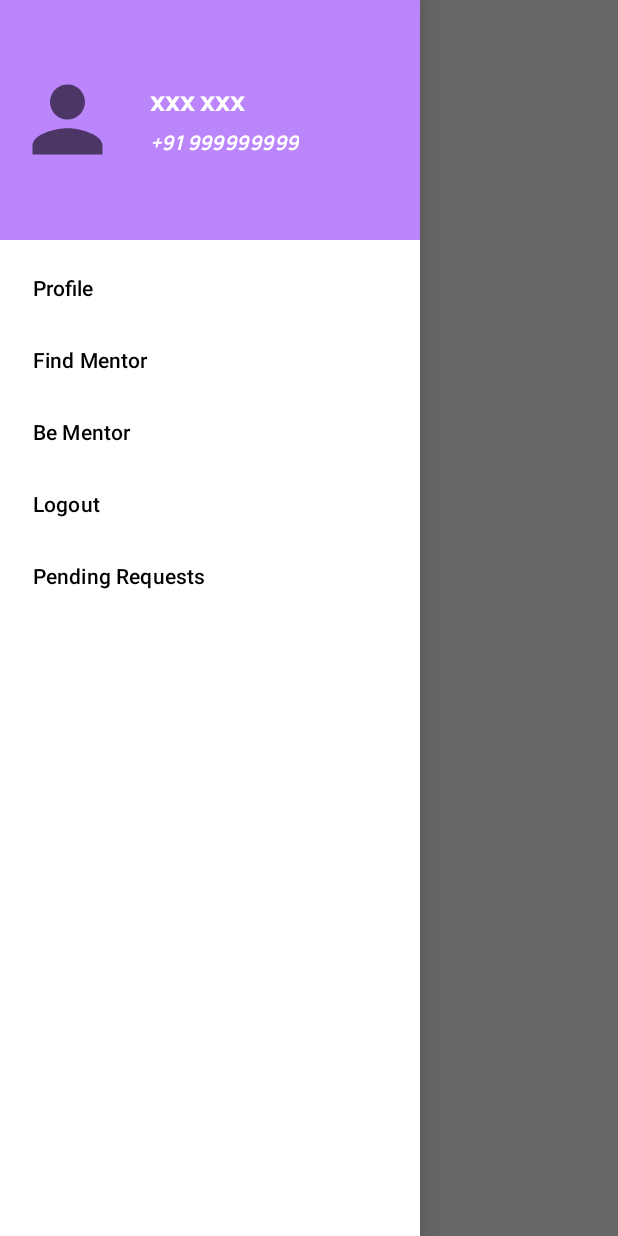
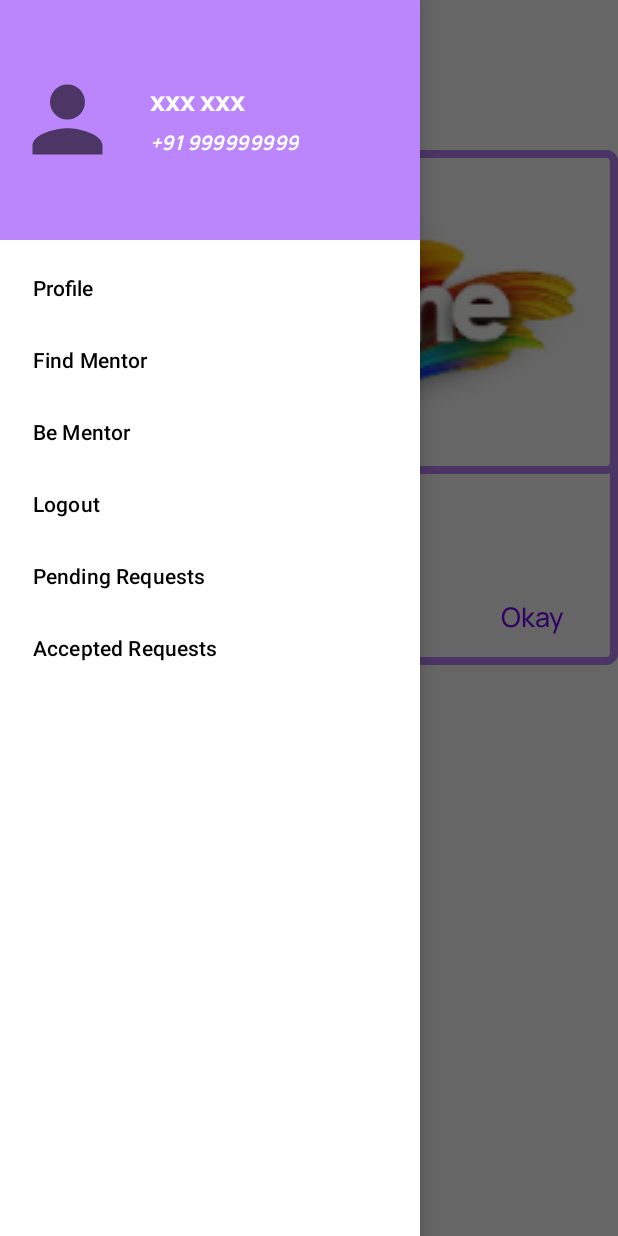
Before and after one commit to ankitsingh4264/CarrerGuide, an Android app: the HomeFragment screen opened directly, with no data from a screen before it, with the side drawer open, on a phone screen of 412 x 824 dp. Run offline under Robolectric (Android 15) with nearby library versions, the phone set to English and light mode, and no system bars; our stand-ins replace Firebase (no records; nobody signed in at launch, a user with empty details on screens opened directly), navigation-ui; 4 statements that could not run were skipped.

Commit message:
Accepted Request

```diff
--- a/app/src/main/java/com/example/careerguide/Home/HomeFragment.kt
+++ b/app/src/main/java/com/example/careerguide/Home/HomeFragment.kt
@@ -1,21 +1,22 @@
 package com.example.careerguide.Home
 
 import android.os.Bundle
-import android.view.LayoutInflater
-import android.view.MenuItem
-import android.view.View
-import android.view.ViewGroup
+import android.view.*
 import android.widget.Toast
 import androidx.appcompat.app.ActionBarDrawerToggle
 import androidx.core.view.GravityCompat
+import androidx.drawerlayout.widget.DrawerLayout
 import androidx.fragment.app.Fragment
 import com.example.careerguide.MainActivity
 import com.example.careerguide.R
 import com.google.android.material.navigation.NavigationView
+import kotlinx.android.synthetic.main.activity_main.*
 import kotlinx.android.synthetic.main.fragment_home.*
 
 
 class HomeFragment : Fragment(){
+
+
 
     override fun onCreateView(
         inflater: LayoutInflater, container: ViewGroup?,
@@ -34,9 +35,9 @@ class HomeFragment : Fragment(){
         (activity as MainActivity).setVisibleNav()
 
 
-
-
-
+        button_nav_open.setOnClickListener {
+            drawerlayout.openDrawer(Gravity.LEFT)
+        }
     }
 
 
--- /dev/null
+++ b/app/src/main/res/drawable/ic_baseline_menu_24.xml
@@ -0,0 +1,10 @@
+<vector xmlns:android="http://schemas.android.com/apk/res/android"
+    android:width="24dp"
+    android:height="24dp"
+    android:viewportWidth="24"
+    android:viewportHeight="24"
+    android:tint="?attr/colorControlNormal">
+  <path
+      android:fillColor="@android:color/white"
+      android:pathData="M3,18h18v-2L3,16v2zM3,13h18v-2L3,11v2zM3,6v2h18L21,6L3,6z"/>
+</vector>
--- a/app/src/main/res/layout/fragment_home.xml
+++ b/app/src/main/res/layout/fragment_home.xml
@@ -1,35 +1,94 @@
 <?xml version="1.0" encoding="utf-8"?>
-<androidx.drawerlayout.widget.DrawerLayout xmlns:android="http://schemas.android.com/apk/res/android"
-    xmlns:tools="http://schemas.android.com/tools"
+
+<RelativeLayout
+    xmlns:android="http://schemas.android.com/apk/res/android"
     android:layout_width="match_parent"
-    android:layout_height="match_parent"
-    xmlns:app="http://schemas.android.com/apk/res-auto"
-    tools:context=".Home.HomeFragment"
-    tools:openDrawer="left"
-    android:id="@+id/drawerlayout">
-<!--    <com.google.android.material.navigation.NavigationView-->
-<!--        android:layout_width="wrap_content"-->
-<!--        android:layout_height="match_parent"-->
-<!--        android:id="@+id/navigation"-->
-<!--        app:menu="@menu/nav_menu"-->
-<!--        android:layout_gravity="left"-->
-<!--        app:headerLayout="@layout/header"-->
-<!--        ></com.google.android.material.navigation.NavigationView>-->
+    android:layout_height="wrap_content">
+
+    <ImageView
+        android:id="@+id/button_nav_open"
+        android:layout_width="30dp"
+        android:layout_height="30dp"
+        android:src="@drawable/ic_baseline_menu_24"
+        android:layout_marginTop="20dp"
+        android:background="@color/purple_200"
+        android:layout_marginLeft="20dp"
+        />
+
     <RelativeLayout
         android:layout_width="match_parent"
-        android:layout_height="match_parent">
+        android:layout_height="wrap_content"
+        android:layout_marginTop="100dp"
+        android:background="@drawable/round_less_edge">
+
+    <RelativeLayout
+        android:id="@+id/welcome_id"
+        android:layout_width="match_parent"
+        android:layout_height="wrap_content"
+        android:background="@drawable/round_less_edge">
+        <ImageView
+            android:layout_width="match_parent"
+            android:layout_height="200dp"
+            android:src="@drawable/welcome"
+            android:contentDescription="Welcome Image"
+            android:layout_marginHorizontal="16dp"
+            android:layout_marginTop="16dp"
+            />
+    </RelativeLayout>
+
+    <RelativeLayout
+        android:layout_width="match_parent"
+        android:orientation="vertical"
+        android:layout_below="@id/welcome_id"
+        android:layout_height="wrap_content"
+        android:layout_marginBottom="8dp">
+
         <TextView
+            android:id="@+id/text1"
+            android:layout_width="match_parent"
+            android:layout_height="wrap_content"
+            android:text="Hi!"
+            android:textColor="@color/purple_900"
+            android:fontFamily="@font/manrope_bold"
+            android:layout_marginTop="8dp"
+            android:textSize="18sp"
+            android:layout_marginHorizontal="16dp"
+            />
+        <TextView
+            android:id="@+id/text2"
+            android:layout_width="match_parent"
+            android:layout_height="wrap_content"
+            android:text="@string/welcome_msg"
+            android:layout_marginTop="18dp"
+            android:textSize="14sp"
+            android:layout_below="@id/text1"
+            android:fontFamily="@font/manrope_medium"
+            android:textColor="@color/purple_900"
+            android:layout_marginHorizontal="16dp"
+
+            />
+
+        <com.google.android.material.button.MaterialButton
             android:layout_width="wrap_content"
             android:layout_height="wrap_content"
-            android:id="@+id/hometxt"
-            ></TextView>
+            android:layout_gravity="end"
+            android:layout_below="@id/text2"
+            style="@style/Widget.AppCompat.Button.Borderless"
+            android:text="Okay"
+            android:textAlignment="textEnd"
+            android:layout_alignParentEnd="true"
+            android:layout_marginRight="20dp"
+            android:textAllCaps="false"
+            android:textSize="18sp"
+            android:id="@+id/btnokay"
+            android:fontFamily="@font/manrope_medium"
+            android:textColor="@color/purple_900"
+            />
 
     </RelativeLayout>
-<!--    <FrameLayout-->
-<!--        android:id="@+id/hometxt"-->
-<!--        app:layout_behavior="@string/appbar_scrolling_view_behavior"-->
-<!--        android:layout_width="match_parent"-->
-<!--        android:layout_height="match_parent" />-->
 
 
-</androidx.drawerlayout.widget.DrawerLayout>
+    </RelativeLayout>
+
+
+</RelativeLayout>
--- a/app/src/main/res/menu/nav_menu.xml
+++ b/app/src/main/res/menu/nav_menu.xml
@@ -10,6 +10,8 @@
             android:id="@+id/nav_logout"></item>
         <item android:title="Pending Requests"
             android:id="@+id/nav_pr"></item>
+        <item android:title="Accepted Requests"
+            android:id="@+id/nav_ar"></item>
 
 
 </menu>
--- a/app/src/main/res/navigation/nav_graph_main.xml
+++ b/app/src/main/res/navigation/nav_graph_main.xml
@@ -46,7 +46,13 @@
         <action
             android:id="@+id/action_homeFragment_to_pendingRequestFragment"
             app:destination="@id/pendingRequestFragment" />
+        <action
             android:id="@+id/action_homeFragment_to_beMentor"
+            app:destination="@id/beMentor" />
+        <action
+            android:id="@+id/action_homeFragment_to_acceptedRequest"
+            app:destination="@id/acceptedRequest" />
+        android:id="@+id/action_homeFragment_to_beMentor"
             app:destination="@id/beMentor" />
     </fragment>
     <fragment
@@ -90,4 +96,9 @@
         android:name="com.example.careerguide.Home.beMentor"
         android:label="fragment_be_mentor"
         tools:layout="@layout/fragment_be_mentor" />
+    <fragment
+        android:id="@+id/acceptedRequest"
+        android:name="com.example.careerguide.AcceptedRequest.acceptedRequest"
+        android:label="fragment_accepted_request"
+        tools:layout="@layout/fragment_accepted_request" />
 </navigation>
--- a/app/src/main/res/values/colors.xml
+++ b/app/src/main/res/values/colors.xml
@@ -13,5 +13,6 @@
     <color name="transparent">#00FFFFFF</color>
     <color name="light_grey">#FFE6E2E2</color>
     <color name="light">#E6DDF1</color>
+    <color name="dark_yellow">#ffbb00</color>
 
 </resources>
--- a/app/src/main/res/values/strings.xml
+++ b/app/src/main/res/values/strings.xml
@@ -4,4 +4,5 @@
     <string name="hello_blank_fragment">Hello blank fragment</string>
     <string name="open">open</string>
     <string name="close">close</string>
+    <string name="welcome_msg">close</string>
 </resources>
```
Also changed, not shown: app/src/main/java/com/example/careerguide/AcceptedRequest/arAdapter.kt (+11 -6 lines), app/src/main/java/com/example/careerguide/Home/MentorsRV.kt (+8 -2 lines), app/src/main/java/com/example/careerguide/MainActivity.kt (+9 -0 lines), app/src/main/java/com/example/careerguide/pendingRequest/prAdapter.kt (+9 -3 lines), app/src/main/res/drawable/welcome_background.xml (added, +7 -0 lines), app/src/main/res/layout/ar_item.xml (+7 -7 lines), app/src/main/res/drawable-xxxhdpi/logo.jpeg (added), app/src/main/res/drawable-xxxhdpi/logo2.png (added), app/src/main/res/drawable-xxxhdpi/welcome.png (added).
